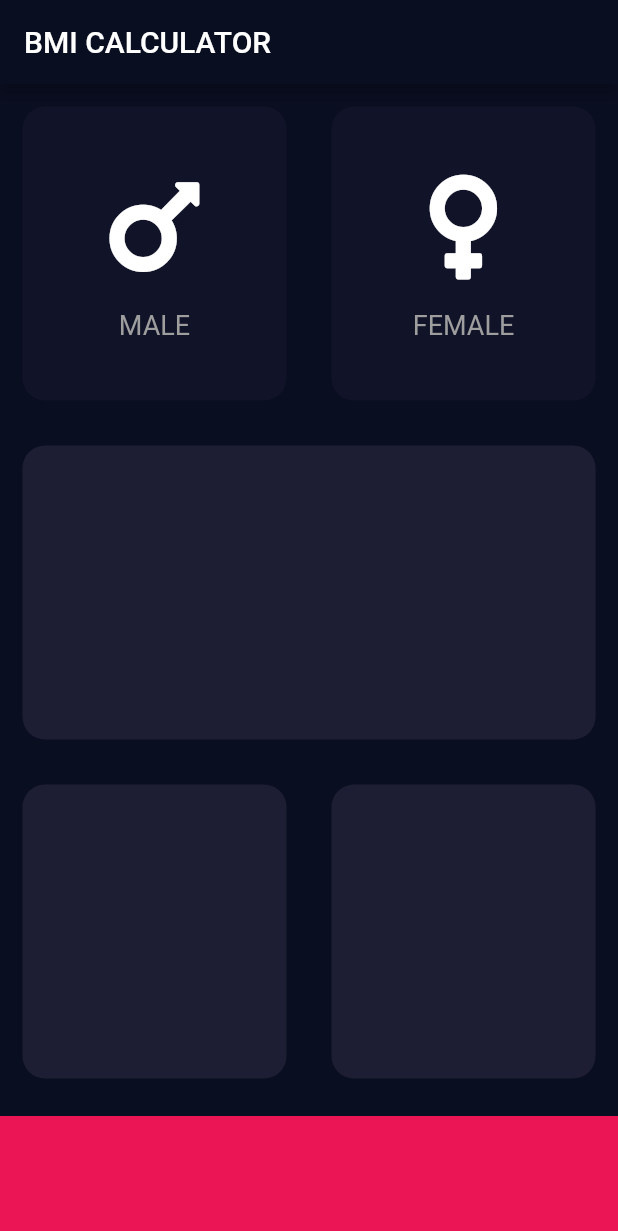
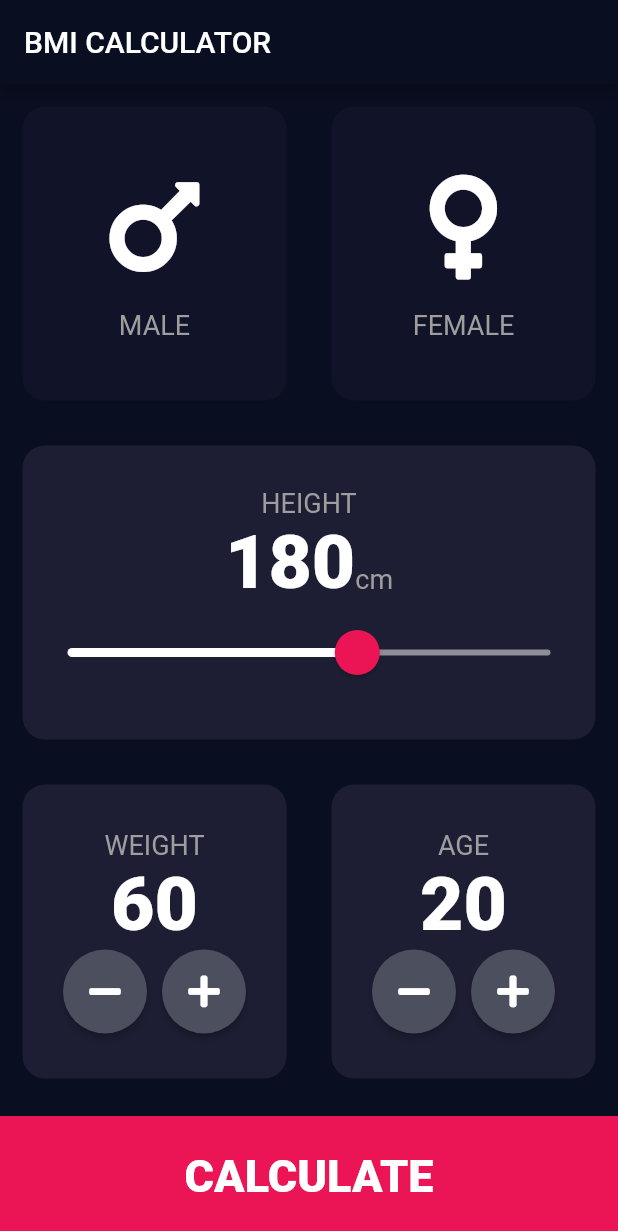
Before and after one commit to Rohithjayan34/BMI-Calculator, a Flutter app: the screen it shows after launch, on a phone screen of 412 x 824 dp. Shown: the top 1231 px of the screen. Run offline on Flutter 3.47's test engine with Material 2 defaults, Android fonts, the phone set to English and light mode, and no system bars; our stand-ins replace font_awesome_flutter.

Commit message:
second commit

```diff
--- /dev/null
+++ b/lib/constants.dart
@@ -0,0 +1,22 @@
+
+import 'package:flutter/material.dart';
+
+
+const kLabelTextStyle=TextStyle(
+  fontSize: 18.0,
+  color: Colors.grey,
+);
+const kBottomHeightContainer=80.0;
+const kActiveCardColor=Color(0xff1D1e33);
+const kInActiveCardColor=Color(0xff111328);
+const kBottomCardColor=Color(0xffeb1555);
+
+const kNumberTextStyle=TextStyle(
+  fontSize: 50.0,
+  fontWeight: FontWeight.w900,
+);
+
+const kBottomTextStyle=TextStyle(
+  fontSize: 30.0,
+  fontWeight: FontWeight.w900,
+);
--- a/lib/icon_content.dart
+++ b/lib/icon_content.dart
@@ -1,9 +1,6 @@
 
 import 'package:flutter/material.dart';
-const LabelTextStyle=TextStyle(
-  fontSize: 18.0,
-  color: Colors.grey,
-);
+import 'constants.dart';
 
 class IconContent extends StatelessWidget {
 
@@ -26,7 +23,7 @@ class IconContent extends StatelessWidget {
           height: 15.0,
         ),
         Text(label,
-          style: LabelTextStyle,
+          style: kLabelTextStyle,
         ),
       ],
     );
--- a/lib/inputpage.dart
+++ b/lib/inputpage.dart
@@ -1,12 +1,10 @@
+import 'package:bmi_calculator/results_page.dart';
+
 import 'reusable_card.dart';
 import 'package:flutter/material.dart';
 import 'package:font_awesome_flutter/font_awesome_flutter.dart';
 import 'icon_content.dart';
-
-const BottomHeightContainer=80.0;
-const ActiveCardColor=Color(0xff1D1e33);
-const InActiveCardColor=Color(0xff111328);
-const BottomCardColor=Color(0xffeb1555);
+import 'constants.dart';
 
 enum Gender {
   male,
@@ -21,6 +19,9 @@ class InputPage extends StatefulWidget {
 
 class _InputPageState extends State<InputPage> {
   Gender selectedGender;
+  int height =180;
+  int weight=60;
+  int age=20;
       @override
       Widget build(BuildContext context) {
         return Scaffold(
@@ -28,64 +29,216 @@ class _InputPageState extends State<InputPage> {
             title: Text('BMI CALCULATOR'),
           ),
           body: Column(
+            crossAxisAlignment: CrossAxisAlignment.stretch,
             children: <Widget>[
               Expanded(
                 child: Row(
                   children: <Widget>[
                     Expanded(
-                      child: GestureDetector(
-                        onTap: () {
+                      child: ReusableCard(
+                        onPress: (){
                           setState(() {
                             selectedGender=Gender.male;
                           });
                         },
-                        child: ReusableCard(
-                          colour: selectedGender==Gender.male?ActiveCardColor:InActiveCardColor,
+                        colour: selectedGender==Gender.male?kActiveCardColor:kInActiveCardColor,
                         cardChild: IconContent(icon: FontAwesomeIcons.mars,
                           label: 'MALE',),
                       ),
                     ),
-                    ),
                     Expanded(
-                      child: GestureDetector(
-                        onTap: () {
+                      child: ReusableCard(
+                        onPress: (){
                           setState(() {
                             selectedGender=Gender.female;
                           });
                         },
-                        child: ReusableCard(
-                          colour: selectedGender==Gender.female?ActiveCardColor:InActiveCardColor,
+                        colour: selectedGender==Gender.female?kActiveCardColor:kInActiveCardColor,
                         cardChild: IconContent(icon: FontAwesomeIcons.venus,
                           label: 'FEMALE'),
-                        ),
                       ),
                     ),
                   ],
                 ),
               ),
               Expanded(
-                child: ReusableCard(colour: ActiveCardColor),
+                child: ReusableCard(
+                  cardChild: Column(
+                    mainAxisAlignment: MainAxisAlignment.center,
+                    children: <Widget>[
+                      Text('HEIGHT',
+                        style: kLabelTextStyle,
+                      ),
+                      Row(
+                        mainAxisAlignment: MainAxisAlignment.center,
+                        crossAxisAlignment: CrossAxisAlignment.baseline,
+                        textBaseline: TextBaseline.alphabetic,
+                        children: <Widget>[
+                          Text(
+                            height.toString(),
+                            style: kNumberTextStyle,
+                          ),
+                          Text('cm',
+                         style: kLabelTextStyle,
+
+                          ),
+                        ],
+                      ),
+                      SliderTheme(
+                        data: SliderTheme.of(context).copyWith(
+                          inactiveTrackColor: Color(0xff8d8e98),
+                          activeTrackColor: Colors.white,
+                          thumbColor: Color(0xffeb1555),
+                          overlayColor: Color(0x29eb1555),
+                          thumbShape: RoundSliderThumbShape(enabledThumbRadius: 15.0),
+                          overlayShape: RoundSliderOverlayShape(overlayRadius: 30.0),
+
+
+                        ),
+                        child: Slider(
+                          value: height.toDouble(),
+                          min: 120.0,
+                          max: 220.0,
+
+
+                          onChanged: (double value)
+                        {
+                          setState(() {
+                            height=value.round();
+                          });
+
+                        },
+
+
+
+                        ),
+                      )
+                    ],
+                  ),
+                    colour: kActiveCardColor),
               ),
               Expanded(
                 child: Row(
                   children: <Widget>[
                     Expanded(
-                      child: ReusableCard(colour: ActiveCardColor),
+                      child: ReusableCard(
+                        cardChild: Column(
+                          mainAxisAlignment: MainAxisAlignment.center,
+                          children: <Widget>[
+                            Text('WEIGHT',style: kLabelTextStyle,),
+                            Text(
+                              weight.toString(),
+                              style: kNumberTextStyle,),
+                            Row(
+                              mainAxisAlignment: MainAxisAlignment.center,
+                              children: <Widget>[
+                                RoundIcon(
+                                    icon: FontAwesomeIcons.minus,
+                                  onPress: (){
+                                      setState(() {
+                                        weight--;
+                                      });
+                                  },
+                                ),
+                                SizedBox(
+                                  width: 10.0,
+                                ),
+                                RoundIcon(
+                                  icon: FontAwesomeIcons.plus,
+                                  onPress: (){
+                                    setState(() {
+                                      weight++;
+                                    });
+                                  },
+                                ),
+                              ],
+                            ),
+                          ],
+                        ),
+                          colour: kActiveCardColor),
                     ),
                     Expanded(
-                        child: ReusableCard(colour: ActiveCardColor)
+                        child: ReusableCard(
+                          cardChild:  Column(
+                        mainAxisAlignment: MainAxisAlignment.center,
+                           children: <Widget>[
+                           Text('AGE',style: kLabelTextStyle,),
+                           Text(
+                             age.toString(),
+                                style: kNumberTextStyle,),
+                             Row(
+                          mainAxisAlignment: MainAxisAlignment.center,
+                          children: <Widget>[
+                            RoundIcon(
+                           icon: FontAwesomeIcons.minus,
+                             onPress: (){
+                             setState(() {
+                              age--;
+                                   });
+                                },
+                              ),
+                               SizedBox(
+                               width: 10.0,
+                              ),
+                              RoundIcon(
+                             icon: FontAwesomeIcons.plus,
+                             onPress: (){
+                              setState(() {
+                               age++;
+        });
+        },
+        ),
+        ],
+        ),
+        ],
+        ),
+
+                            colour: kActiveCardColor)
                     ),
                   ],
                 ),
               ),
-              Container(
+              GestureDetector(
+                onTap: (){
+                  setState(() {
+                    Navigator.push(
+                      context,
+                      MaterialPageRoute(builder: (context) => ResultsPage()),
+                    );
+                  });
+                },
+                child: Container(
+                  child: Center(child: Text('CALCULATE',style: kBottomTextStyle)),
                   margin: EdgeInsets.only(top: 10.0),
-                color: BottomCardColor,
+                  color: kBottomCardColor,
                   width: double.infinity,
-                height: BottomHeightContainer,
+                  height: kBottomHeightContainer,
+                ),
               ),
             ],
           ),
         );
       }
     }
+
+class RoundIcon extends StatelessWidget {
+
+  RoundIcon({@required this.icon,@required this.onPress});
+
+  final IconData icon;
+  final Function onPress;
+  @override
+  Widget build(BuildContext context) {
+    return RawMaterialButton(
+      elevation: 2.0,
+      onPressed:onPress,
+      child: Icon(icon),
+      constraints: BoxConstraints.tightFor(
+        width: 56.0,
+        height: 56.0,
+      ),
+      shape: CircleBorder(),
+      fillColor: Color(0xff4c4f5e),
+    );
+  }
+}
--- /dev/null
+++ b/lib/results_page.dart
@@ -0,0 +1,13 @@
+import 'package:flutter/material.dart';
+
+class ResultsPage extends StatelessWidget {
+  @override
+  Widget build(BuildContext context) {
+    return Scaffold(
+      appBar: AppBar(
+        title: Text('BMI CALCULATOR'),
+      ),
+      body: Text('hello'),
+    );
+  }
+}
--- a/lib/reusable_card.dart
+++ b/lib/reusable_card.dart
@@ -3,13 +3,16 @@ import 'package:flutter/material.dart';
 
 class ReusableCard extends StatelessWidget {
 
-  ReusableCard({@required this.colour,this.cardChild});
+  ReusableCard({@required this.colour,this.cardChild,this.onPress});
   final Widget cardChild;
   final Color colour;
+  final Function onPress;
 
   @override
   Widget build(BuildContext context) {
-    return Container(
+    return GestureDetector(
+      onTap: onPress,
+      child: Container(
         margin: EdgeInsets.all(15),
         child: cardChild,
         decoration: BoxDecoration(
@@ -17,6 +20,7 @@ class ReusableCard extends StatelessWidget {
           color:colour,
         ),
 
+      ),
     );
   }
 }
```
Lines whose indentation alone changed are shown as unchanged.
